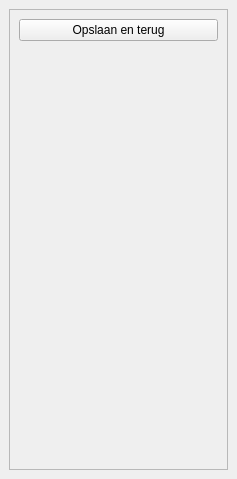
Before: the Qt Designer form plugin/oiv/tools/stackwidget.ui in OIV-NL-QGIS/QGIS_project, drawn with Qt 5.
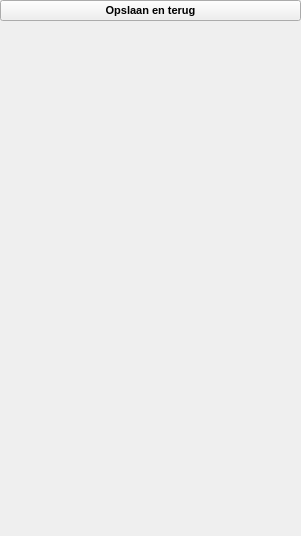
After: the same form once the commit is applied.

```diff
--- a/plugin/oiv/tools/stackwidget.ui
+++ b/plugin/oiv/tools/stackwidget.ui
@@ -6,8 +6,8 @@
    <rect>
     <x>0</x>
     <y>0</y>
-    <width>237</width>
-    <height>479</height>
+    <width>301</width>
+    <height>536</height>
    </rect>
   </property>
   <property name="sizePolicy">
@@ -17,7 +17,10 @@
    </sizepolicy>
   </property>
   <property name="features">
-   <set>QDockWidget::DockWidgetFloatable|QDockWidget::DockWidgetMovable</set>
+   <set>QDockWidget::NoDockWidgetFeatures</set>
+  </property>
+  <property name="allowedAreas">
+   <set>Qt::NoDockWidgetArea</set>
   </property>
   <property name="windowTitle">
    <string>Attributen formulier</string>
@@ -30,8 +33,26 @@
     </sizepolicy>
    </property>
    <layout class="QGridLayout" name="gridLayout">
+    <property name="leftMargin">
+     <number>0</number>
+    </property>
+    <property name="topMargin">
+     <number>0</number>
+    </property>
+    <property name="rightMargin">
+     <number>0</number>
+    </property>
+    <property name="bottomMargin">
+     <number>0</number>
+    </property>
     <item row="0" column="0">
      <widget class="QScrollArea" name="scrollArea">
+      <property name="frameShape">
+       <enum>QFrame::NoFrame</enum>
+      </property>
+      <property name="frameShadow">
+       <enum>QFrame::Plain</enum>
+      </property>
       <property name="widgetResizable">
        <bool>true</bool>
       </property>
@@ -40,16 +61,48 @@
         <rect>
          <x>0</x>
          <y>0</y>
-         <width>217</width>
-         <height>437</height>
+         <width>301</width>
+         <height>514</height>
         </rect>
        </property>
        <layout class="QVBoxLayout" name="verticalLayout_2">
+        <property name="leftMargin">
+         <number>0</number>
+        </property>
+        <property name="topMargin">
+         <number>0</number>
+        </property>
+        <property name="rightMargin">
+         <number>0</number>
+        </property>
+        <property name="bottomMargin">
+         <number>0</number>
+        </property>
         <item>
          <widget class="QPushButton" name="terug">
+          <property name="enabled">
+           <bool>true</bool>
+          </property>
+          <property name="sizePolicy">
+           <sizepolicy hsizetype="Minimum" vsizetype="Fixed">
+            <horstretch>0</horstretch>
+            <verstretch>0</verstretch>
+           </sizepolicy>
+          </property>
+          <property name="font">
+           <font>
+            <family>Arial</family>
+            <pointsize>8</pointsize>
+            <weight>75</weight>
+            <bold>true</bold>
+           </font>
+          </property>
           <property name="text">
            <string>Opslaan en terug</string>
           </property>
+          <property name="checkable">
+           <bool>false</bool>
+          </property>
          </widget>
         </item>
         <item>
@@ -66,7 +119,9 @@
           <property name="currentIndex">
            <number>0</number>
           </property>
-          <widget class="QWidget" name="page"/>
+          <widget class="QWidget" name="page">
+           <layout class="QVBoxLayout" name="verticalLayout"/>
+          </widget>
          </widget>
         </item>
         <item>
```
Left out of the diff: 2 changed lines with no effect on the pictures.
